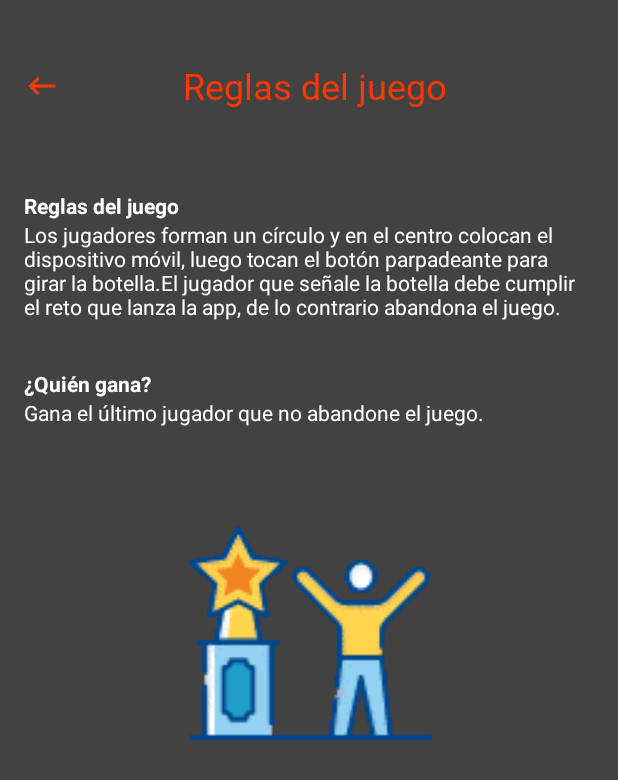
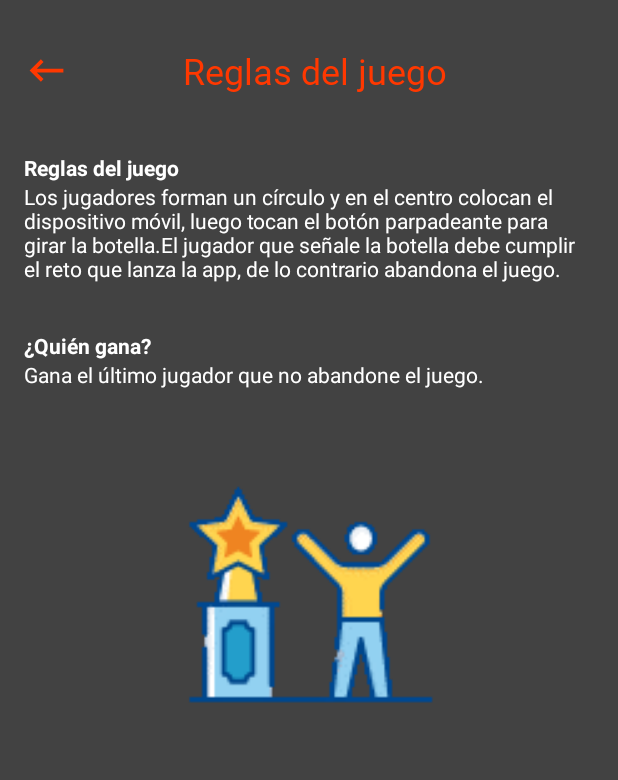
Before and after one commit to Juan2040751/grupoDos_DAM, an Android app: the IntruccionesFragment screen opened through its navigation route, on a phone screen of 412 x 824 dp. Shown: the top 780 px of the screen. Run offline under Robolectric (Android 15) with nearby library versions, the light colour scheme and no system bars; our stand-ins replace Room's generated code, data binding; pictures from the network do not load.

Commit message:
animacion de regreso entre pantallas

```diff
--- a/app/src/main/java/com/example/grupodos_dam/view/fragment/HomePicobotellaFragment.kt
+++ b/app/src/main/java/com/example/grupodos_dam/view/fragment/HomePicobotellaFragment.kt
@@ -164,6 +164,7 @@ class HomePicobotellaFragment : Fragment() {
 
             // Navegar de regreso a HomePicobotellaFragment
             navController.navigate(R.id.action_homePicobotellaFragment2_to_intruccionesFragment)
+
         }.start()
     }
 
--- a/app/src/main/java/com/example/grupodos_dam/view/fragment/IntruccionesFragment.kt
+++ b/app/src/main/java/com/example/grupodos_dam/view/fragment/IntruccionesFragment.kt
@@ -32,7 +32,8 @@ class IntruccionesFragment : Fragment() {
                 it.animate().scaleX(1f).scaleY(1f).setDuration(200).start()
 
                 // Navegar de regreso a HomePicobotellaFragment
-                navController.navigate(R.id.action_intruccionesFragment_to_homePicobotellaFragment2)
+                //navController.navigate(R.id.action_intruccionesFragment_to_homePicobotellaFragment2)
+                activity?.onBackPressedDispatcher?.onBackPressed()
             }.start()
         }
 
--- a/app/src/main/res/anim/out_instrucciones.xml
+++ b/app/src/main/res/anim/out_instrucciones.xml
@@ -1,6 +1,6 @@
 <?xml version="1.0" encoding="utf-8"?>
 <set xmlns:android="http://schemas.android.com/apk/res/android">
-    <translate android:fromYDelta="0%" android:toYDelta="15%" android:duration="400"/>
+    <translate android:fromYDelta="0%" android:toYDelta="10%" android:duration="200"/>
     <alpha
         android:duration="200"
         android:fromAlpha="1"
--- a/app/src/main/res/layout/activity_challenges.xml
+++ b/app/src/main/res/layout/activity_challenges.xml
@@ -12,7 +12,6 @@
     <LinearLayout
         android:layout_width="match_parent"
         android:layout_height="match_parent"
-        android:background="@color/backgroundColor"
         tools:context=".view.ChallengesActivity"
         android:orientation="vertical"
         >
--- a/app/src/main/res/layout/fragment_home_challenges.xml
+++ b/app/src/main/res/layout/fragment_home_challenges.xml
@@ -13,12 +13,11 @@
         android:background="@color/backgroundColor"
         tools:context=".view.fragment.HomeChallengesFragment"
         android:orientation="vertical"
-        android:paddingTop="25dp"
         >
 
         <include
-            android:id="@+id/challengesToolbar"
-            layout="@layout/challenges_toolbar" />
+            android:id="@+id/toolbarChallenges"
+            layout="@layout/toolbar_challenges" />
 
         <androidx.constraintlayout.widget.ConstraintLayout
             android:layout_width="match_parent"
--- a/app/src/main/res/layout/fragment_instrucciones.xml
+++ b/app/src/main/res/layout/fragment_instrucciones.xml
@@ -7,7 +7,6 @@
         android:layout_width="match_parent"
         android:layout_height="match_parent"
         android:background="@color/grey"
-        android:paddingTop="25dp"
         tools:context=".view.fragment.InstruccionesFragment">
 
         <include
--- a/app/src/main/res/layout/toolbar_instrucciones.xml
+++ b/app/src/main/res/layout/toolbar_instrucciones.xml
@@ -11,12 +11,13 @@
         android:layout_gravity="center_horizontal"
         android:background="@color/grey"
         android:gravity="center_vertical"
-        android:orientation="horizontal">
+        android:orientation="horizontal"
+        android:paddingTop="30dp">
 
         <ImageView
             android:id="@+id/backButton"
-            android:layout_width="24dp"
-            android:layout_height="24dp"
+            android:layout_width="30dp"
+            android:layout_height="30dp"
             android:layout_marginStart="16dp"
             android:background="?selectableItemBackgroundBorderless"
             android:contentDescription="@string/tituloInstrucciones"
--- a/app/src/main/res/navigation/nav_graph.xml
+++ b/app/src/main/res/navigation/nav_graph.xml
@@ -19,6 +19,9 @@
         <action
             android:id="@+id/action_homePicobotellaFragment2_to_homeChallengesFragment"
             app:destination="@id/homeChallengesFragment"
+            app:enterAnim="@anim/in_instrucciones"
+            app:popEnterAnim="@anim/in_1_instrucciones"
+            app:popExitAnim="@anim/out_instrucciones"
             app:popUpTo="@id/homePicobotellaFragment2" />
     </fragment>
 
@@ -27,18 +30,10 @@
         android:id="@+id/homeChallengesFragment"
         android:name="com.example.grupodos_dam.view.fragment.HomeChallengesFragment"
         android:label="fragment_home_Challenges"
-        tools:layout="@layout/fragment_home_challenges" >
-        <action
-            android:id="@+id/action_homeChallengesFragment_to_homePicobotellaFragment2"
-            app:destination="@id/homePicobotellaFragment2" />
-    </fragment>
+        tools:layout="@layout/fragment_home_challenges" />
     <fragment
         android:id="@+id/intruccionesFragment"
         android:name="com.example.grupodos_dam.view.fragment.IntruccionesFragment"
-        android:label="IntruccionesFragment" >
-        <action
-            android:id="@+id/action_intruccionesFragment_to_homePicobotellaFragment2"
-            app:destination="@id/homePicobotellaFragment2" />
-    </fragment>
+        android:label="IntruccionesFragment" />
 
 </navigation>
```
Also changed, not shown: app/src/main/java/com/example/grupodos_dam/view/fragment/HomeChallengesFragment.kt (+15 -3 lines), app/src/main/res/layout/challenges_toolbar.xml (deleted, +0 -34 lines), app/src/main/res/layout/toolbar_challenges.xml (+7 -7 lines).
